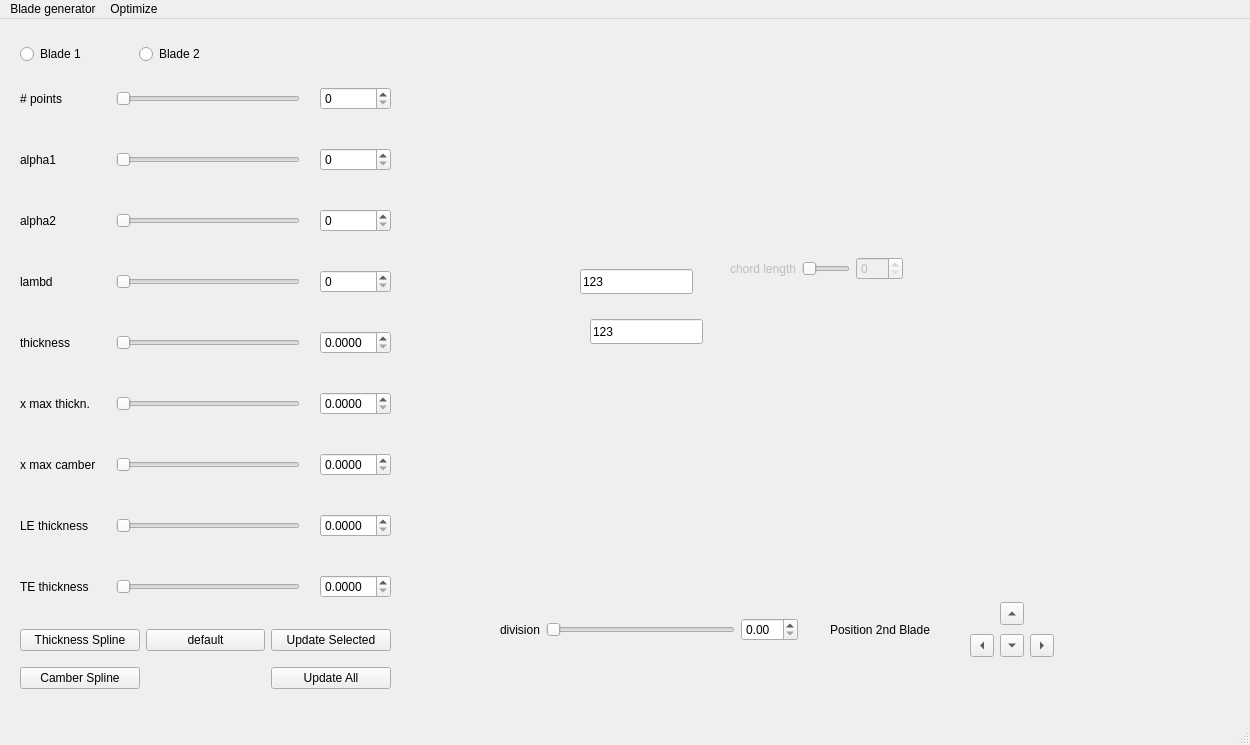
Before: the Qt Designer form module/UI/qtdesigner/mainwindow.ui in badabush/Blade-Optimization-Tool, drawn with Qt 5.
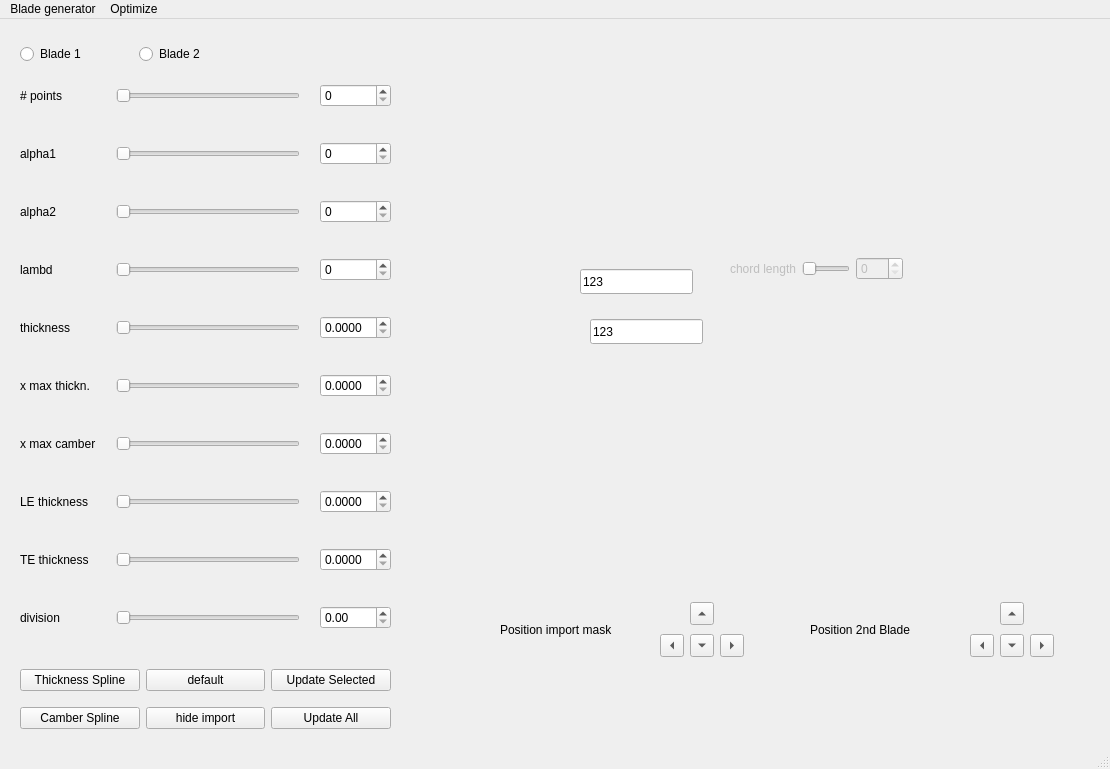
After: the same form once the commit is applied.

Commit message: ref #6 : adding option to hide imported blade

```diff
--- a/module/UI/qtdesigner/mainwindow.ui
+++ b/module/UI/qtdesigner/mainwindow.ui
@@ -6,8 +6,8 @@
    <rect>
     <x>0</x>
     <y>0</y>
-    <width>1250</width>
-    <height>745</height>
+    <width>1110</width>
+    <height>769</height>
    </rect>
   </property>
   <property name="windowTitle">
@@ -20,7 +20,7 @@
       <x>20</x>
       <y>60</y>
       <width>371</width>
-      <height>532</height>
+      <height>561</height>
      </rect>
     </property>
     <layout class="QGridLayout" name="gridLayout_2">
@@ -273,6 +273,33 @@
        </property>
       </widget>
      </item>
+     <item row="9" column="0">
+      <widget class="QLabel" name="label_12">
+       <property name="text">
+        <string>division</string>
+       </property>
+      </widget>
+     </item>
+     <item row="9" column="1">
+      <widget class="QSlider" name="slider_dist_blades">
+       <property name="orientation">
+        <enum>Qt::Horizontal</enum>
+       </property>
+      </widget>
+     </item>
+     <item row="9" column="2">
+      <widget class="QDoubleSpinBox" name="val_dist_blades">
+       <property name="enabled">
+        <bool>true</bool>
+       </property>
+       <property name="decimals">
+        <number>2</number>
+       </property>
+       <property name="singleStep">
+        <double>0.000000000000000</double>
+       </property>
+      </widget>
+     </item>
     </layout>
    </widget>
    <widget class="QWidget" name="fig_widget" native="true">
@@ -359,45 +386,6 @@
      </property>
     </widget>
    </widget>
-   <widget class="QWidget" name="gridLayoutWidget_2">
-    <property name="geometry">
-     <rect>
-      <x>500</x>
-      <y>590</y>
-      <width>298</width>
-      <height>41</height>
-     </rect>
-    </property>
-    <layout class="QGridLayout" name="gridLayout">
-     <item row="0" column="0">
-      <widget class="QLabel" name="label_12">
-       <property name="text">
-        <string>division</string>
-       </property>
-      </widget>
-     </item>
-     <item row="0" column="1">
-      <widget class="QSlider" name="slider_dist_blades">
-       <property name="orientation">
-        <enum>Qt::Horizontal</enum>
-       </property>
-      </widget>
-     </item>
-     <item row="0" column="2">
-      <widget class="QDoubleSpinBox" name="val_dist_blades">
-       <property name="enabled">
-        <bool>true</bool>
-       </property>
-       <property name="decimals">
-        <number>2</number>
-       </property>
-       <property name="singleStep">
-        <double>0.000000000000000</double>
-       </property>
-      </widget>
-     </item>
-    </layout>
-   </widget>
    <widget class="QWidget" name="horizontalLayoutWidget_2">
     <property name="geometry">
      <rect>
@@ -428,7 +416,7 @@
     <property name="geometry">
      <rect>
       <x>20</x>
-      <y>600</y>
+      <y>640</y>
       <width>371</width>
       <height>80</height>
      </rect>
@@ -475,6 +463,13 @@
        </property>
       </widget>
      </item>
+     <item row="1" column="1">
+      <widget class="QPushButton" name="btn_hide_import">
+       <property name="text">
+        <string>hide import</string>
+       </property>
+      </widget>
+     </item>
     </layout>
    </widget>
    <widget class="QWidget" name="layoutWidget">
@@ -532,7 +527,7 @@
    <widget class="QLabel" name="label_pos_b2">
     <property name="geometry">
      <rect>
-      <x>830</x>
+      <x>810</x>
       <y>590</y>
       <width>141</width>
       <height>41</height>
@@ -542,20 +537,78 @@
      <string>Position 2nd Blade</string>
     </property>
    </widget>
-   <zorder>gridLayoutWidget</zorder>
-   <zorder>gridLayoutWidget_2</zorder>
-   <zorder>fig_widget</zorder>
-   <zorder>horizontalLayoutWidget_2</zorder>
-   <zorder>gridLayoutWidget_3</zorder>
-   <zorder>layoutWidget</zorder>
-   <zorder>label_pos_b2</zorder>
+   <widget class="QLabel" name="label_pos_in">
+    <property name="geometry">
+     <rect>
+      <x>500</x>
+      <y>590</y>
+      <width>151</width>
+      <height>41</height>
+     </rect>
+    </property>
+    <property name="text">
+     <string>Position import mask</string>
+    </property>
+   </widget>
+   <widget class="QWidget" name="layoutWidget_2">
+    <property name="geometry">
+     <rect>
+      <x>660</x>
+      <y>580</y>
+      <width>86</width>
+      <height>61</height>
+     </rect>
+    </property>
+    <layout class="QGridLayout" name="gridP2_3">
+     <item row="1" column="2">
+      <widget class="QToolButton" name="btn_in_right">
+       <property name="text">
+        <string/>
+       </property>
+       <property name="arrowType">
+        <enum>Qt::RightArrow</enum>
+       </property>
+      </widget>
+     </item>
+     <item row="0" column="1">
+      <widget class="QToolButton" name="btn_in_up">
+       <property name="text">
+        <string/>
+       </property>
+       <property name="arrowType">
+        <enum>Qt::UpArrow</enum>
+       </property>
+      </widget>
+     </item>
+     <item row="1" column="0">
+      <widget class="QToolButton" name="btn_in_left">
+       <property name="text">
+        <string/>
+       </property>
+       <property name="arrowType">
+        <enum>Qt::LeftArrow</enum>
+       </property>
+      </widget>
+     </item>
+     <item row="1" column="1">
+      <widget class="QToolButton" name="btn_in_down">
+       <property name="text">
+        <string/>
+       </property>
+       <property name="arrowType">
+        <enum>Qt::DownArrow</enum>
+       </property>
+      </widget>
+     </item>
+    </layout>
+   </widget>
   </widget>
   <widget class="QMenuBar" name="menubar">
    <property name="geometry">
     <rect>
      <x>0</x>
      <y>0</y>
-     <width>1250</width>
+     <width>1110</width>
      <height>22</height>
     </rect>
    </property>
```
The commit also changes 6 other files.
